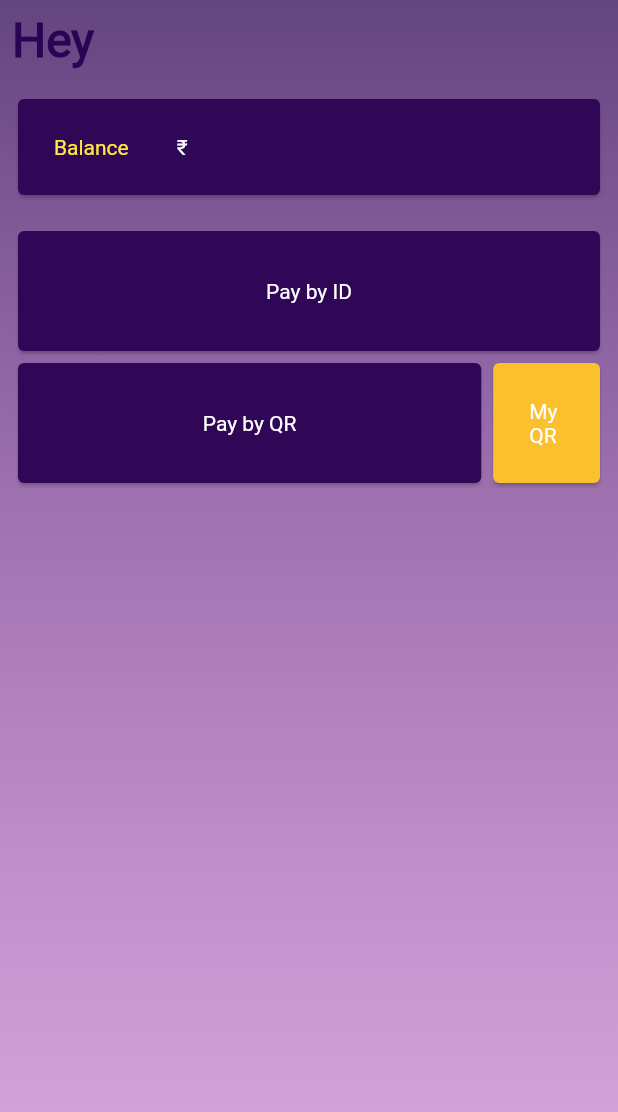
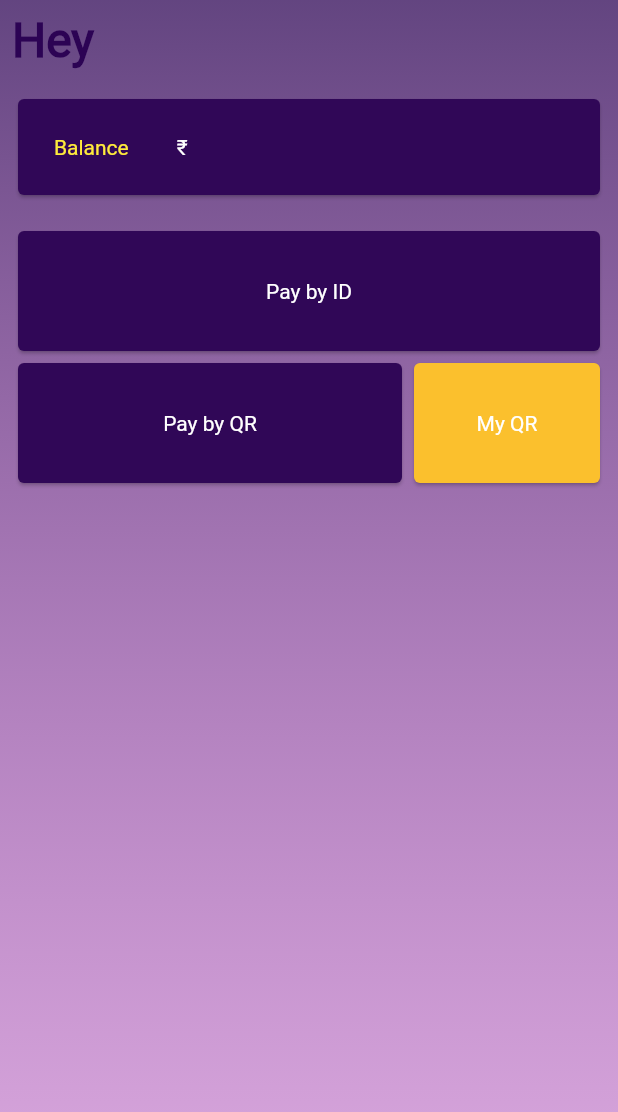
Before and after one commit to OpenLake/Insti-Pay, a Flutter app: the Home screen opened by its route, on a phone screen of 412 x 824 dp. Shown: the top 1112 px of the screen. Run offline on Flutter 3.47's test engine with Material 2 defaults, Android fonts, the light colour scheme and no system bars; our stand-ins replace go_router, qr_flutter, supabase_flutter; missing offline and left inert: mobile_scanner; accounts and stored records are empty.

Commit message:
fixed button glitch

```diff
--- a/instipay/lib/screens/main/home.dart
+++ b/instipay/lib/screens/main/home.dart
@@ -75,7 +75,7 @@ class _HomeState extends State<Home> {
                 Row(
                   children: [
                     Expanded(
-                      flex:4,
+                      flex:2,
                       child: Card(
                         color: Color(0xff300757),
                         child: Padding(
```
